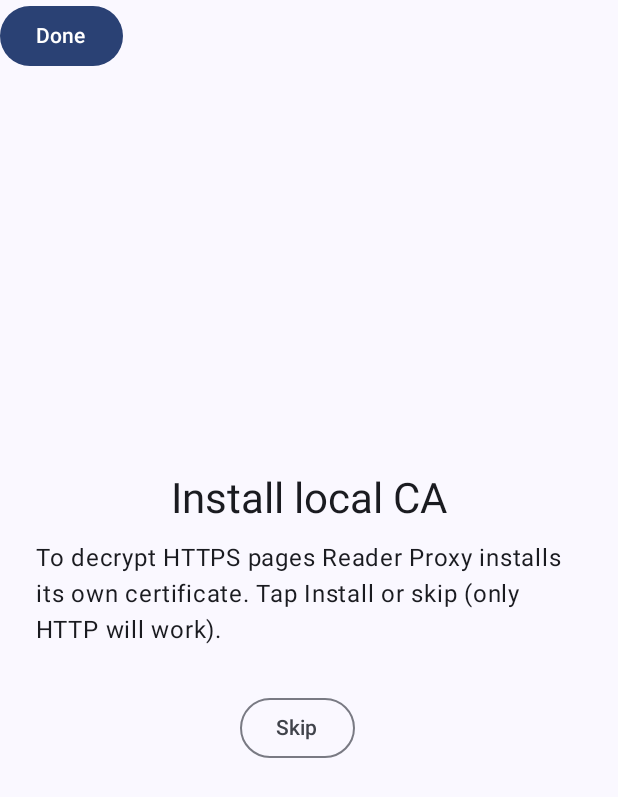
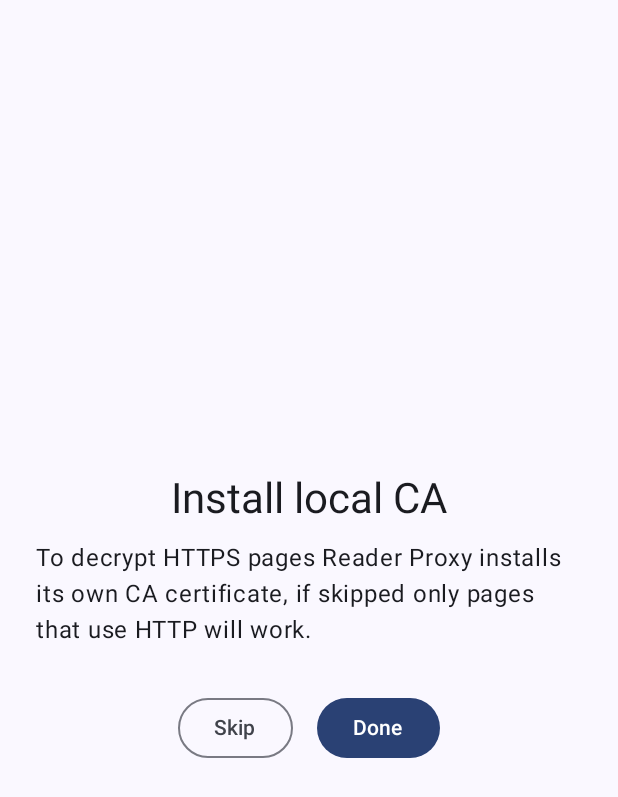
Before and after one commit to rohittp0/ReaderProxy, an Android app built with Jetpack Compose: the composable CertificatePage shown on its own in the app's theme, after a tap on "Install", on a phone screen of 412 x 824 dp. Shown: the top 797 px of the screen. Run offline under Robolectric (Android 15) with nearby library versions, the phone set to English and light mode, and no system bars; network calls fail.

Commit message:
Refactor CertificatePage to improve button logic and add preview

```diff
--- a/app/src/main/java/com/rohitp/readerproxy/ui/onboarding/CertificatePage.kt
+++ b/app/src/main/java/com/rohitp/readerproxy/ui/onboarding/CertificatePage.kt
@@ -25,6 +25,7 @@ import androidx.compose.runtime.setValue
 import androidx.compose.ui.Alignment
 import androidx.compose.ui.Modifier
 import androidx.compose.ui.platform.LocalContext
+import androidx.compose.ui.tooling.preview.Preview
 import androidx.compose.ui.unit.dp
 import java.io.File
 import java.io.FileOutputStream
@@ -72,18 +73,15 @@ internal fun CertificatePage(onDone: () -> Unit) {
     }
 
     fun openSettings() {
-        requested = true
-        failed = false
+        requested = false
+        failed = true
 
         val intent = android.provider.Settings.ACTION_APPLICATION_DETAILS_SETTINGS
-            .let { android.content.Intent(it).apply { data = Uri.fromParts("package", context.packageName, null) } }
+            .let {
+                android.content.Intent(it)
+                    .apply { data = Uri.fromParts("package", context.packageName, null) }
+            }
         context.startActivity(intent)
-    }
-
-    val action = when (true) {
-        (!requested) -> Button(onClick = ::launchInstallIntent) { Text("Install") }
-        (failed) -> Button(onClick = ::openSettings) { Text("Open Settings") }
-        else -> Button(onClick = onDone) { Text("Done") }
     }
 
     Column(
@@ -96,22 +94,36 @@ internal fun CertificatePage(onDone: () -> Unit) {
         Text("Install local CA", style = MaterialTheme.typography.headlineMedium)
         Spacer(Modifier.height(12.dp))
         Text(
-            "To decrypt HTTPS pages Reader Proxy installs its own certificate. " +
-                    "Tap Install or skip (only HTTP will work).",
+            "To decrypt HTTPS pages Reader Proxy installs its own CA certificate, " +
+                    "if skipped only pages that use HTTP will work.",
             style = MaterialTheme.typography.bodyLarge
         )
-        if (failed)
+
+        if (failed) {
+            Spacer(Modifier.height(24.dp))
+
             Text(
                 "Failed to install CA. Please try to install manually from Downloads." +
                         "The CA file is named $fileName.",
                 style = MaterialTheme.typography.bodyLarge,
             )
+        }
 
         Spacer(Modifier.height(32.dp))
         Row {
             OutlinedButton(onClick = onDone) { Text("Skip") }
             Spacer(Modifier.width(16.dp))
-            action
+            when (true) {
+                (!requested && !failed) -> Button(onClick = ::launchInstallIntent) { Text("Install") }
+                (requested && failed) -> Button(onClick = ::openSettings) { Text("Open Settings") }
+                else -> Button(onClick = onDone) { Text("Done") }
+            }
         }
     }
 }
+
+@Preview
+@Composable
+private fun CertificatePagePreview() {
+    CertificatePage(onDone = {})
+}
```
